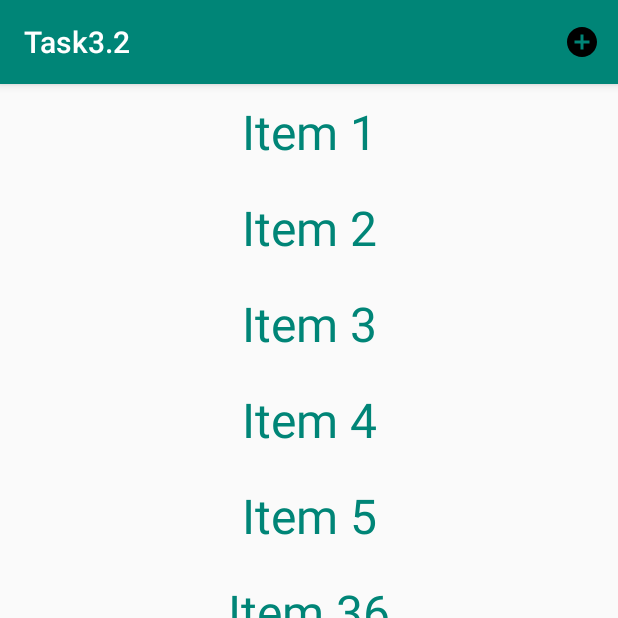
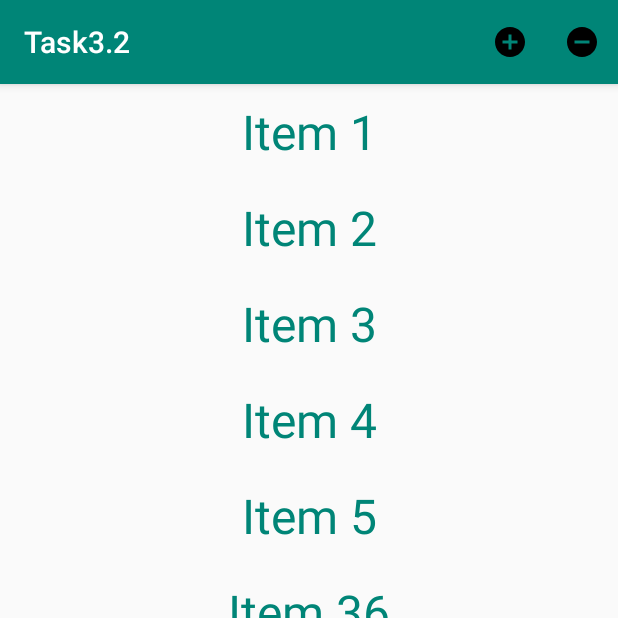
Before and after one commit to bl1n/Task3.2, an Android app: the screen it shows after launch (MainActivity), after a tap on "Add item", on a phone screen of 412 x 824 dp, the top half of it. Run offline under Robolectric (Android 15) with nearby library versions, the phone set to English and light mode, and no system bars.

```diff
--- a/app/src/main/java/team/lf/task32/MainActivity.java
+++ b/app/src/main/java/team/lf/task32/MainActivity.java
@@ -46,7 +46,6 @@ public class MainActivity extends AppCompatActivity implements SampleAdapter.Cal
 
 
     @Override
-
     public void onItemClick(View view) {
         int itemPosition = mRecyclerView.getChildAdapterPosition(view);
         if (itemPosition != RecyclerView.NO_POSITION) {
@@ -74,8 +73,18 @@ public class MainActivity extends AppCompatActivity implements SampleAdapter.Cal
     @Override
     public boolean onOptionsItemSelected(@NonNull MenuItem item) {
 
-        mAdapter.addItem();
-        mRecyclerView.smoothScrollToPosition(mAdapter.getItemCount() - 1);
+        switch (item.getItemId()) {
+            case R.id.add_item: {
+                mAdapter.addItem();
+                mRecyclerView.smoothScrollToPosition(mAdapter.getItemCount() - 1);
+                break;
+            }
+            case R.id.remove_item: {
+                mAdapter.removeItem();
+                break;
+            }
+
+        }
 
 
         return super.onOptionsItemSelected(item);
--- a/app/src/main/java/team/lf/task32/SampleAdapter.java
+++ b/app/src/main/java/team/lf/task32/SampleAdapter.java
@@ -39,6 +39,11 @@ class SampleAdapter extends RecyclerView.Adapter<SampleAdapter.SampleViewHolder>
         String element = "Item " + r.nextInt(100);
         mDataset.add(size, element);
         notifyItemInserted(size);
+    }
+
+    void removeItem(){
+        mDataset.remove(0);
+        notifyItemRemoved(0);
     }
 
 
--- /dev/null
+++ b/app/src/main/res/drawable/menu_remove.xml
@@ -0,0 +1,9 @@
+<vector xmlns:android="http://schemas.android.com/apk/res/android"
+    android:width="24dp"
+    android:height="24dp"
+    android:viewportWidth="24"
+    android:viewportHeight="24">
+  <path
+      android:fillColor="#FF000000"
+      android:pathData="M12,2C6.48,2 2,6.48 2,12s4.48,10 10,10 10,-4.48 10,-10S17.52,2 12,2zM17,13L7,13v-2h10v2z"/>
+</vector>
--- a/app/src/main/res/layout/activity_main.xml
+++ b/app/src/main/res/layout/activity_main.xml
@@ -16,7 +16,8 @@
         app:layout_constraintBottom_toBottomOf="parent"
         app:layout_constraintStart_toStartOf="parent"
         app:layout_constraintTop_toBottomOf="parent"
-        android:animateLayoutChanges="false"/>
+        android:animateLayoutChanges="false"
+        />
 
 
 </androidx.constraintlayout.widget.ConstraintLayout>
--- a/app/src/main/res/menu/main_menu.xml
+++ b/app/src/main/res/menu/main_menu.xml
@@ -4,6 +4,10 @@
 
     <item android:id="@+id/add_item"
         android:title="@string/add_item"
-        android:icon="@drawable/ic_24px"
+        android:icon="@drawable/menu_add"
+        app:showAsAction="ifRoom"/>
+    <item android:id="@+id/remove_item"
+        android:title="@string/remove"
+        android:icon="@drawable/menu_remove"
         app:showAsAction="ifRoom"/>
 </menu>
--- a/app/src/main/res/values/strings.xml
+++ b/app/src/main/res/values/strings.xml
@@ -1,4 +1,5 @@
 <resources>
     <string name="app_name">Task3.2</string>
     <string name="add_item">Add item</string>
+    <string name="remove">remove</string>
 </resources>
```
Also changed, not shown: app/src/main/java/team/lf/task32/SampleItemAnimator.java (+24 -1 lines), app/src/main/res/drawable/menu_add.xml (renamed from app/src/main/res/drawable/ic_24px.xml).
